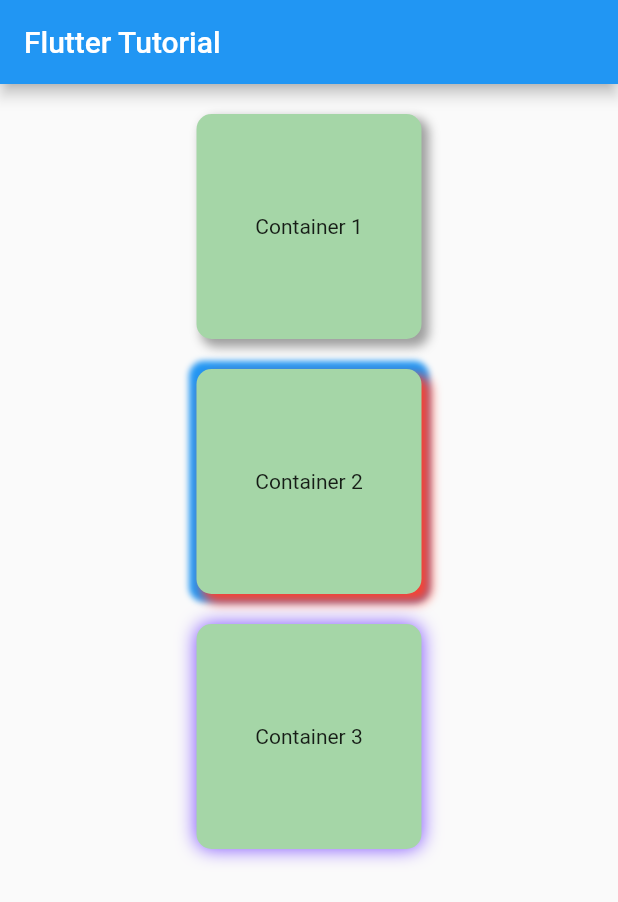
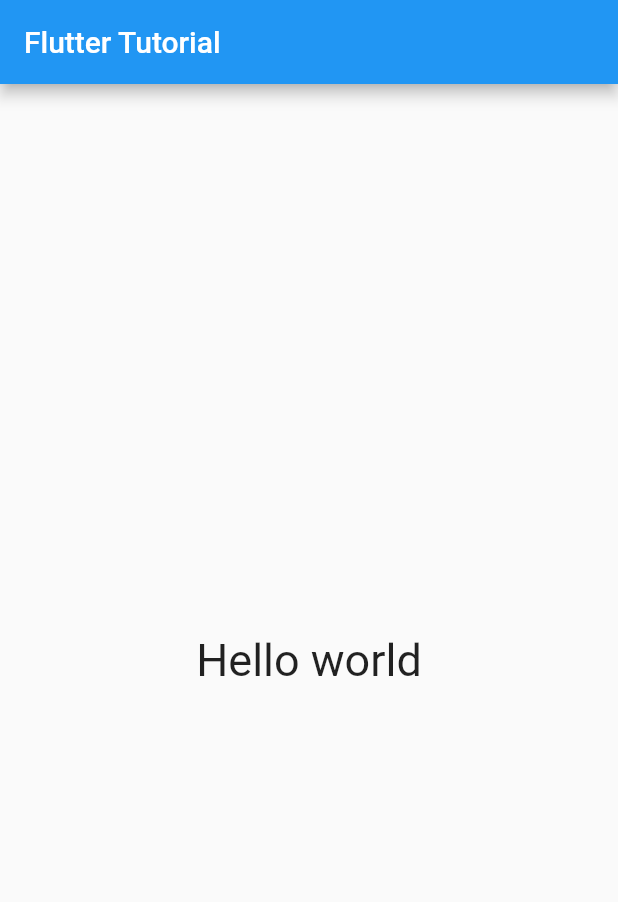
Before and after one commit to markiplagat/flutter_tutorialkart, a Flutter app: the screen it shows after launch, on a phone screen of 412 x 824 dp. Shown: the top 902 px of the screen. Run offline on Flutter 3.47's test engine with Material 2 defaults, Android fonts, the phone set to English and light mode, and no system bars.

Commit message:
Center widget

```diff
--- a/lib/main.dart
+++ b/lib/main.dart
@@ -29,74 +29,8 @@ State<MyStatefulWidget> createState() => _MyStatefulWidgetState();
 class _MyStatefulWidgetState extends State<MyStatefulWidget> {
   @override
   Widget build(BuildContext context) {
-    return Center(
-      child: Column(
-        children: <Widget>[
-          const SizedBox(height: 20,),
-          Container(
-            height: 150,
-            width: 150,
-            alignment: Alignment.center,
-            decoration: BoxDecoration(
-              borderRadius: BorderRadius.circular(10),
-              boxShadow: const [
-                BoxShadow(
-                  color: Colors.grey,
-                  blurRadius: 5,
-                  spreadRadius: 1,
-                  offset: Offset(4, 4)
-                ),
-              ],
-              color: Colors.green[200],
-            ),
-            child: const Text('Container 1'),
-          ),
-          const SizedBox(height: 20,),
-          Container(
-            height: 150,
-            width: 150,
-            alignment: Alignment.center,
-            decoration: BoxDecoration(
-              borderRadius: BorderRadius.circular(10),
-              boxShadow: const [
-                BoxShadow(
-                  color: Colors.blue,
-                  blurRadius: 3,
-                  spreadRadius: 5,
-                  offset: Offset(0, 0)
-                ),
-                BoxShadow(
-                  color: Colors.red,
-                  blurRadius: 5,
-                  spreadRadius: 1,
-                  offset: Offset(5, 5)
-                ),
-              ],
-              color: Colors.green[200],
-            ),
-            child: const Text('Container 2'),
-          ),
-          const SizedBox(height: 20,),
-          Container(
-            height: 150,
-            width: 150,
-            alignment: Alignment.center,
-            decoration: BoxDecoration(
-              borderRadius: BorderRadius.circular(10),
-              boxShadow: const [
-                BoxShadow(
-                  color: Colors.deepPurpleAccent,
-                  blurRadius: 10,
-                  spreadRadius: 0,
-                  offset: Offset(0, 0)
-                ),
-              ],
-              color: Colors.green[200],
-            ),
-            child: const Text('Container 3')
-          )
-        ],
-      )
+    return const Center(
+      child: Text('Hello world', style: TextStyle(fontSize: 30),)
     );
   }
 }
```
